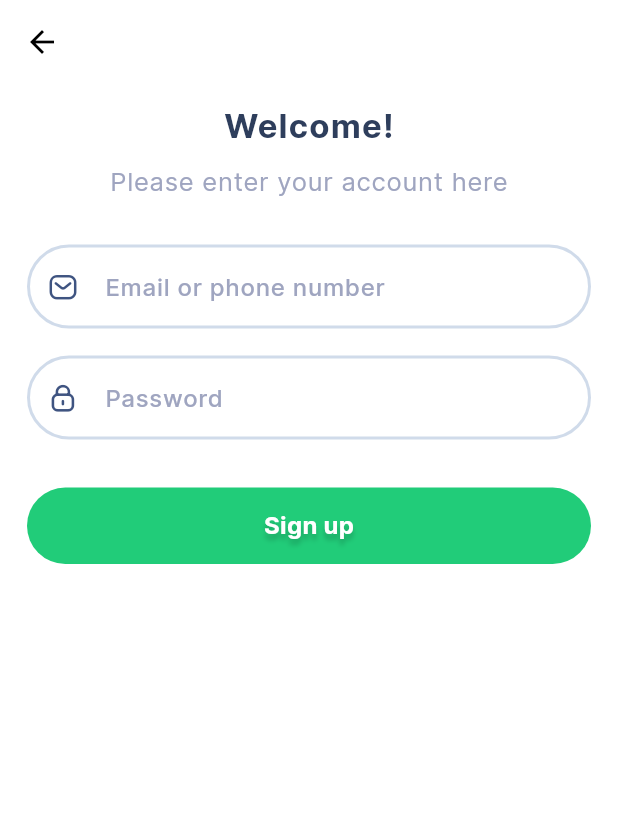
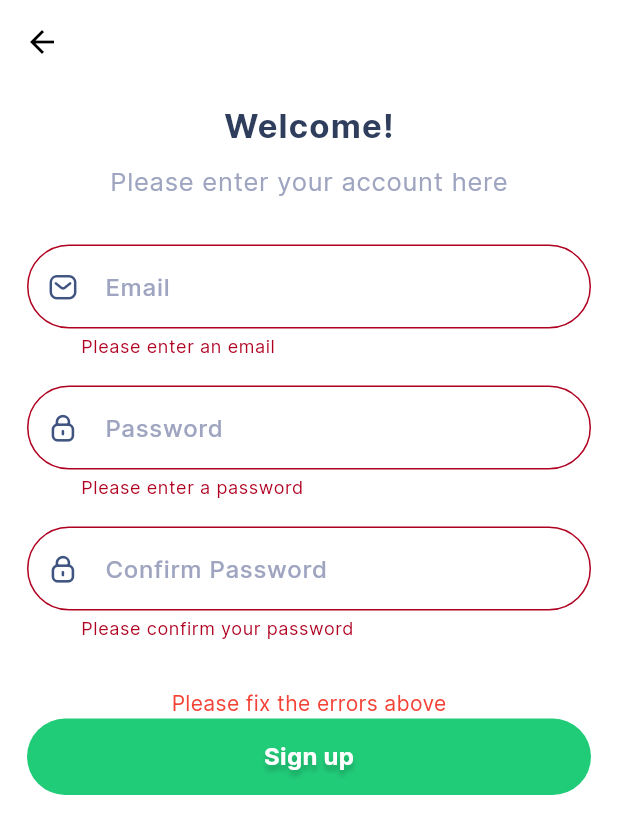
Before and after one commit to didierganthier/cook-snap, a Flutter app: the SignUpPage screen opened directly, after a tap on "Sign up", on a phone screen of 412 x 824 dp. Shown: the top 834 px of the screen. Run offline on Flutter 3.47's test engine with Material 3 defaults, Android fonts, the phone set to English and light mode, and no system bars; our stand-ins replace flutter_dotenv, google_sign_in, sign_in_with_apple, supabase_flutter; accounts and stored records are empty.

Commit message:
feat: Added signup form validation

```diff
--- a/lib/app/constants/constant_classes/login_page_constants.dart
+++ b/lib/app/constants/constant_classes/login_page_constants.dart
@@ -30,7 +30,7 @@ class LoginPageConstants extends AppConstants {
     return LoginPageConstants(
       title: "Welcome Back!",
       subtitle: "Please enter your account here",
-      emailFieldLabel: 'Email or phone number',
+      emailFieldLabel: 'Email',
       passwordFieldLabel: 'Password',
       forgotPasswordCtalabel: 'Forgot password?',
       loginCtaLabel: 'Login',
--- a/lib/app/constants/constant_classes/signup_page_constants.dart
+++ b/lib/app/constants/constant_classes/signup_page_constants.dart
@@ -3,6 +3,7 @@ import 'package:cook_snap/app/constants/app_constants.dart';
 class SignUpPageConstants extends AppConstants {
   String emailFieldLabel;
   String passwordFieldLabel;
+  String confirmPasswordFieldLabel;
   String passwordMustContainLabel;
   String signupCtaLabel;
 
@@ -10,6 +11,7 @@ class SignUpPageConstants extends AppConstants {
     required this.emailFieldLabel,
     required this.passwordFieldLabel,
     required this.passwordMustContainLabel,
+    required this.confirmPasswordFieldLabel,
     required this.signupCtaLabel,
     required super.subtitle,
     required super.title,
@@ -20,8 +22,9 @@ class SignUpPageConstants extends AppConstants {
     return SignUpPageConstants(
       title: "Welcome!",
       subtitle: "Please enter your account here",
-      emailFieldLabel: 'Email or phone number',
+      emailFieldLabel: 'Email',
       passwordFieldLabel: 'Password',
+      confirmPasswordFieldLabel: 'Confirm Password',
       signupCtaLabel: 'Sign up',
       passwordMustContainLabel: 'Password must contain:',
     );
--- a/lib/app/ui/screens/login/login_page.dart
+++ b/lib/app/ui/screens/login/login_page.dart
@@ -81,7 +81,7 @@ class LoginPage extends StatelessWidget {
                               )
                               .then((value) => {
                                     ScaffoldMessenger.of(context).showSnackBar(
-                                      SnackBar(
+                                      const SnackBar(
                                         content: Text(
                                             'Successfully signed in with Google'),
                                       ),
--- a/lib/app/ui/screens/signup/signup_page.dart
+++ b/lib/app/ui/screens/signup/signup_page.dart
@@ -1,7 +1,6 @@
 import 'package:cook_snap/app/constants/app_constants.dart';
 import 'package:cook_snap/app/constants/constant_classes/signup_page_constants.dart';
 import 'package:cook_snap/app/ui/widgets/page_specific/signup_page/email_password_form.dart';
-import 'package:cook_snap/app/ui/widgets/shared/call_to_action.dart';
 import 'package:flutter/material.dart';
 
 class SignUpPage extends StatefulWidget {
@@ -35,13 +34,6 @@ class _SignUpPageState extends State<SignUpPage> {
                 cms: cms,
               ),
               const SizedBox(height: 32),
-              CallToAction(
-                text: cms.signupCtaLabel,
-                type: CallToActionType.primary,
-                onPressed: () {
-                  // todo: email password login
-                },
-              ),
             ],
           ),
         ),
--- a/lib/app/ui/widgets/page_specific/signup_page/email_password_form.dart
+++ b/lib/app/ui/widgets/page_specific/signup_page/email_password_form.dart
@@ -1,25 +1,94 @@
 import 'package:cook_snap/app/constants/constant_classes/signup_page_constants.dart';
+import 'package:cook_snap/app/ui/widgets/shared/call_to_action.dart';
 import 'package:cook_snap/app/ui/widgets/shared/input_field.dart';
-import 'package:flutter/widgets.dart';
+import 'package:flutter/material.dart';
 
-class SignUpEmailPasswordForm extends StatelessWidget {
+class SignUpEmailPasswordForm extends StatefulWidget {
   final SignUpPageConstants cms;
   const SignUpEmailPasswordForm({super.key, required this.cms});
 
   @override
+  State<SignUpEmailPasswordForm> createState() =>
+      _SignUpEmailPasswordFormState();
+}
+
+class _SignUpEmailPasswordFormState extends State<SignUpEmailPasswordForm> {
+  final _formKey = GlobalKey<FormState>();
+  String? _errorMessage;
+  final _passwordController = TextEditingController();
+
+  @override
   Widget build(BuildContext context) {
-    return Column(
+    return Form(
+      key: _formKey,
+      child: Column(
         children: [
           InputField(
             type: InputFieldType.email,
-          hint: cms.emailFieldLabel,
+            hint: widget.cms.emailFieldLabel,
+            validator: (value) {
+              if (value == null || value.isEmpty) {
+                return 'Please enter an email';
+              } else if (!value.contains('@')) {
+                return 'Please enter a valid email';
+              }
+              return null;
+            },
           ),
           const SizedBox(height: 18),
           InputField(
             type: InputFieldType.password,
-          hint: cms.passwordFieldLabel,
+            inputController: _passwordController,
+            hint: widget.cms.passwordFieldLabel,
+            validator: (value) {
+              if (value == null || value.isEmpty) {
+                return 'Please enter a password';
+              } else if (value.length < 8) {
+                return 'Password should be at least 8 characters long';
+              } else if (!value.contains(RegExp(r'[A-Z]'))) {
+                return 'Password should contain at least one uppercase letter';
+              } else if (!value.contains(RegExp(r'[a-z]'))) {
+                return 'Password should contain at least one lowercase letter';
+              } else if (!value.contains(RegExp(r'[0-9]'))) {
+                return 'Password should contain at least one number';
+              }
+              return null;
+            },
+          ),
+          const SizedBox(height: 18),
+          InputField(
+            type: InputFieldType.password,
+            hint: widget.cms.confirmPasswordFieldLabel,
+            validator: (value) {
+              if (value == null || value.isEmpty) {
+                return 'Please confirm your password';
+              } else if (value != _passwordController.text) {
+                print(_passwordController.text);
+                return 'Passwords do not match';
+              }
+              return null;
+            },
+          ),
+          const SizedBox(height: 32),
+          if (_errorMessage != null)
+            Text(_errorMessage!, style: const TextStyle(color: Colors.red)),
+          CallToAction(
+            text: widget.cms.signupCtaLabel,
+            type: CallToActionType.primary,
+            onPressed: () {
+              // todo: email password login
+              if (_formKey.currentState!.validate()) {
+                // Perform sign-up logic here
+                print('success');
+                // ...
+                setState(() => _errorMessage = null);
+              } else {
+                setState(() => _errorMessage = 'Please fix the errors above');
+              }
+            },
           ),
         ],
+      ),
     );
   }
 }
--- a/lib/app/ui/widgets/shared/input_field.dart
+++ b/lib/app/ui/widgets/shared/input_field.dart
@@ -6,6 +6,7 @@ enum InputFieldType { email, password }
 
 class InputField extends StatefulWidget {
   final String? Function(String?)? validator;
+  final TextEditingController? inputController;
   final InputFieldType type;
   final String? hint;
 
@@ -14,6 +15,7 @@ class InputField extends StatefulWidget {
     this.validator,
     this.type = InputFieldType.email,
     this.hint,
+    this.inputController,
   });
 
   @override
@@ -40,7 +42,12 @@ class _InputFieldState extends State<InputField> {
     });
 
     // initialize controller
-    _controller = TextEditingController();
+    if (widget.inputController != null) {
+      _controller = widget.inputController!;
+    } else {
+      _controller = TextEditingController();
+    }
+
     _controller.addListener(() {
       setState(() {
         hasValue = _controller.text.isNotEmpty;
```
Lines whose indentation alone changed are shown as unchanged.
